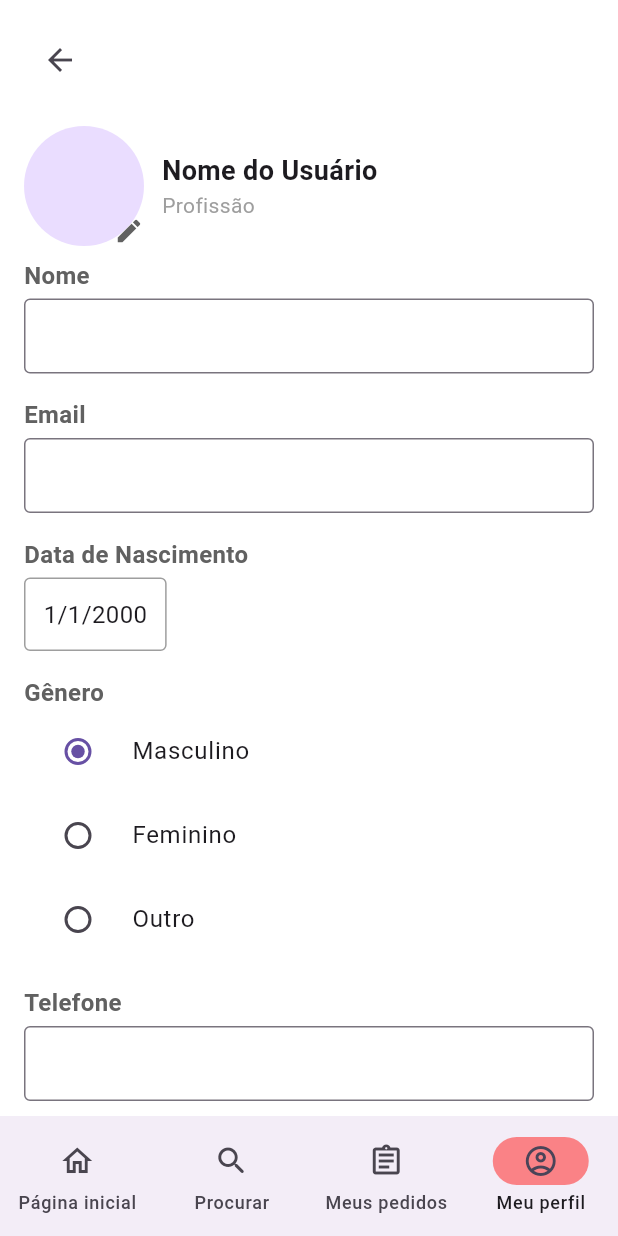
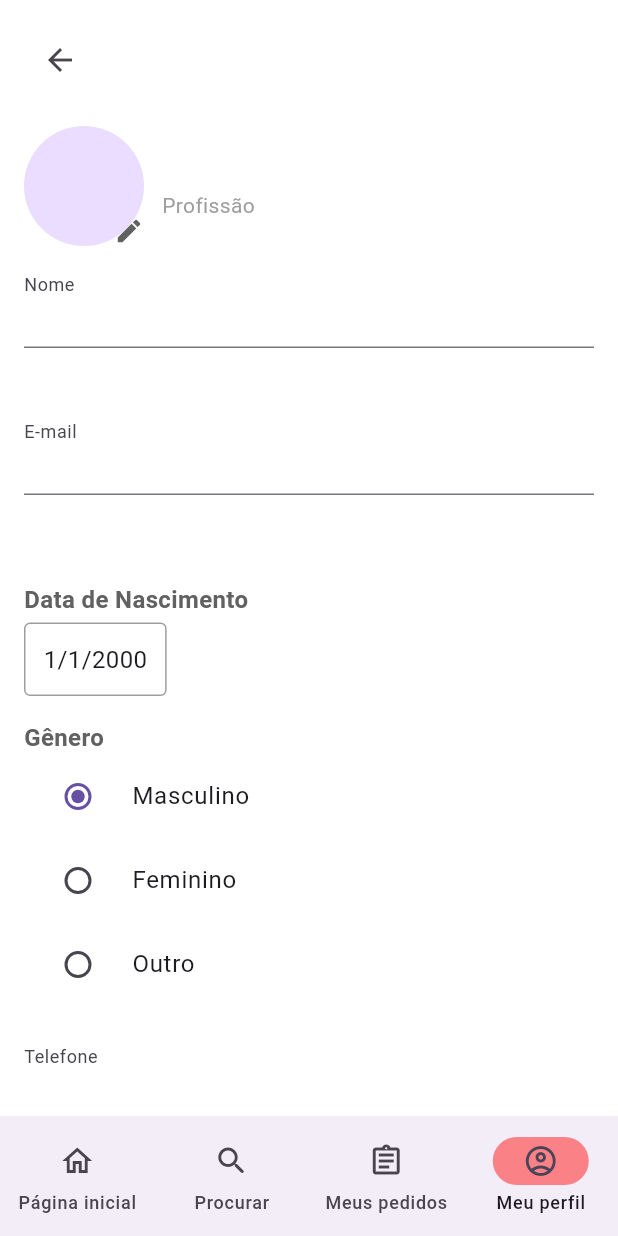
Before and after one commit to arthursetragni/sprint2completo, a Flutter app: the MeuPerfil screen opened by its route, on a phone screen of 412 x 824 dp. Run offline on Flutter 3.47's test engine with Material 3 defaults, Android fonts, the phone set to English and light mode, and no system bars; our stand-ins replace awesome_dialog, dotted_border, flutter_svg, image_picker, shared_preferences; accounts and stored records are empty; network calls fail.

Commit message:
Alterações com ova tela para trabalho e botoes no meu perfil + novo text input

```diff
--- a/lib/MeuPerfil.dart
+++ b/lib/MeuPerfil.dart
@@ -1,14 +1,16 @@
 import 'package:flutter/material.dart';
 import 'package:login/Login.dart';
-import 'widgets/barra_nav.dart';
-import 'widgets/editable_field.dart';
-import 'widgets/editable_datafield.dart';
-import 'widgets/ActionButton.dart';
-import 'widgets/genero_botao.dart';
-import 'package:http/http.dart' as http;
-import 'dart:convert';
-import 'package:shared_preferences/shared_preferences.dart';
-import 'models/User.dart';
+import 'widgets/barra_nav.dart'; //barra de navegação
+//import 'widgets/editable_field.dart'; //campo de texto
+import 'widgets/editable_datafield.dart'; //campo de data
+//import 'widgets/ActionButton.dart'; // old buttons
+import 'widgets/genero_botao.dart'; //campo de gênero
+import 'package:http/http.dart' as http; // Para requisições HTTP
+import 'dart:convert'; // Para decodificar JSON
+import 'package:shared_preferences/shared_preferences.dart'; // Para salvar dados localmente
+import 'models/User.dart'; // Modelo de usuário
+import 'package:awesome_dialog/awesome_dialog.dart'; // Para caixas de diálogo pop up
+import 'widgets/text_editable.dart';
 
 class MeuPerfil extends StatefulWidget {
   @override
@@ -56,6 +58,7 @@ class _MeuPerfilState extends State<MeuPerfil> {
             DateTime.tryParse(prefs.getString('dataNascimento') ?? '');
         genero = prefs.getString('genero') ?? '';
         idUsuario = prefs.getString('id');
+        print("idUsuario Aqui em cima: $idUsuario");
       });
     }
   }
@@ -81,7 +84,8 @@ class _MeuPerfilState extends State<MeuPerfil> {
           color: const Color(0xFFFFFFFF),
           padding: const EdgeInsets.all(16.0),
           child: Column(
-            crossAxisAlignment: CrossAxisAlignment.start,
+            crossAxisAlignment:
+                CrossAxisAlignment.start, //possível motivo de erro
             children: [
               // Back button
               Row(
@@ -115,15 +119,15 @@ class _MeuPerfilState extends State<MeuPerfil> {
                   ),
                   const SizedBox(width: 12),
                   // Name and profession
-                  const Column(
+                  Column(
                     crossAxisAlignment: CrossAxisAlignment.start,
                     children: [
                       Text(
-                        'Nome do Usuário',
-                        style: TextStyle(
+                        nomeController.text, // Nome do usuário
+                        style: const TextStyle(
                             fontSize: 18, fontWeight: FontWeight.bold),
                       ),
-                      Text(
+                      const Text(
                         'Profissão',
                         style: TextStyle(fontSize: 14, color: Colors.grey),
                       ),
@@ -131,25 +135,24 @@ class _MeuPerfilState extends State<MeuPerfil> {
                   ),
                 ],
               ),
-
-              // Campos editáveis
-              EditableField(
-                title: 'Nome',
-                controller: nomeController,
-                onChanged: (value) {
-                  nomeController.text = value;
-                  print("Nome alterado para $value");
-                },
+              //editable fields
+              const SizedBox(height: 20),
+              NewEditable(
+                //Nome editable
+                LabelText: "Nome",
+                placeholder: nomeController.text,
+                isPass: false,
               ),
-              EditableField(
-                title: 'Email',
-                controller: emailController,
-                onChanged: (value) {
-                  emailController.text = value;
-                  print("Email alterado para $value");
-                },
+              const SizedBox(height: 20),
+              NewEditable(
+                //email editable
+                LabelText: "E-mail",
+                placeholder: emailController.text,
+                isPass: false,
               ),
+              const SizedBox(height: 20),
               EditableDateField(
+                //data de nascimento editable
                 title: 'Data de Nascimento',
                 initialDate: dataNascimento ?? DateTime(2000, 1, 1),
                 onSave: (value) {
@@ -158,6 +161,7 @@ class _MeuPerfilState extends State<MeuPerfil> {
                 },
               ),
               EditableGenderField(
+                //gênero editable
                 title: 'Gênero',
                 initialGender: genero,
                 onGenderChanged: (value) {
@@ -165,29 +169,55 @@ class _MeuPerfilState extends State<MeuPerfil> {
                   print("Gênero alterado para $value");
                 },
               ),
-              EditableField(
-                title: 'Telefone',
-                controller: telefoneController,
-                onChanged: (value) {
-                  telefoneController.text = value;
-                  print("Telefone alterado para $value");
-                },
+              const SizedBox(height: 20),
+              NewEditable(
+                LabelText: "Telefone",
+                placeholder: telefoneController.text,
+                isPass: false,
               ),
-              EditableField(
-                title: 'Localização',
-                controller: localizacaoController,
-                onChanged: (value) {
-                  localizacaoController.text = value;
-                  print("Localização alterada para $value");
-                },
+              const SizedBox(height: 20),
+              NewEditable(
+                LabelText: "Localização",
+                placeholder: localizacaoController.text,
+                isPass: false,
               ),
 
-              // Botões de ação
-              Row(
-                mainAxisAlignment: MainAxisAlignment.center,
-                children: [
-                  AccountActions(
-                    onConfirm: () {
+              //old editable
+              //EditableField(
+              //  title: 'Localização',
+              //  controller: localizacaoController,
+              //  onChanged: (value) {
+              //    localizacaoController.text = value;
+              //    print("Localização alterada para $value");
+              //  },
+              //),
+
+              //new buttons - animated
+
+              //!!!!!!!! Atention, test in android can be a problem !!!!!!!!
+
+              SizedBox(height: 20),
+
+              AnimatedButton(
+                  text: "Update Account",
+                  color: Colors.green,
+                  pressEvent: () {
+                    AwesomeDialog(
+                      context: context,
+                      dialogType: DialogType.success,
+                      animType: AnimType.topSlide,
+                      showCloseIcon: true,
+                      title: "Update Account",
+                      desc: "U sure whants update your account?",
+                      //Acts
+                      btnCancelOnPress: () {
+                        print("not green");
+                      },
+                      btnOkOnPress: () {
+                        ScaffoldMessenger.of(context).showSnackBar(
+                          SnackBar(content: Text("Account Updated")),
+                        );
+                        print("confirm green");
                         if (idUsuario != null) {
                           updateUser(idUsuario!).then((_) {
                             Navigator.of(context).pushReplacement(
@@ -201,18 +231,48 @@ class _MeuPerfilState extends State<MeuPerfil> {
                           print("Erro: idUsuario é nulo");
                         }
                       },
-                    onDelete: () {
+                    ).show();
+                  }),
+
+              SizedBox(height: 100),
+
+              AnimatedButton(
+                  text: "Exclude Account",
+                  color: Colors.red,
+                  pressEvent: () {
+                    AwesomeDialog(
+                      context: context,
+                      dialogType: DialogType.warning,
+                      animType: AnimType.topSlide,
+                      showCloseIcon: true,
+                      title: "Exclude Account",
+                      desc: "U sure whants exclute your account?",
+                      //Acts
+                      btnCancelOnPress: () {
+                        print("idUsuario: $idUsuario");
+                        print("not red");
+                      },
+                      btnOkOnPress: () {
+                        print("confirm red");
                         if (idUsuario != null) {
+                          print("Usuário a ser deletado: $idUsuario");
+                          ScaffoldMessenger.of(context).showSnackBar(
+                            SnackBar(content: Text("Account Deleted")),
+                          );
                           deleteUser(idUsuario!).then((_) {
                             Navigator.of(context).pushReplacement(
                               MaterialPageRoute(builder: (context) => Login()),
                             );
                           });
+                          ScaffoldMessenger.of(context).showSnackBar(
+                            SnackBar(content: Text("Account Deleted")),
+                          );
+                        } else {
+                          print("Erro: idUsuario é nulo");
                         }
                       },
-                  ),
-                ],
-              ),
+                    ).show();
+                  }),
             ],
           ),
         ),
--- /dev/null
+++ b/lib/widgets/text_editable.dart
@@ -0,0 +1,43 @@
+import 'package:flutter/material.dart';
+
+class NewEditable extends StatelessWidget {
+  final String LabelText;
+  final String placeholder;
+  final bool isPass;
+
+  const NewEditable({
+    super.key,
+    required this.LabelText,
+    required this.placeholder,
+    required this.isPass,
+  });
+  //final TextEditingController controller;
+  //final ValueChanged<String>? onChanged;
+  @override
+  Widget build(BuildContext context) {
+    return Padding(
+        padding: const EdgeInsets.only(bottom: 30),
+        child: TextField(
+          obscureText: isPass ? true : false,
+          decoration: InputDecoration(
+              suffixIcon: isPass
+                  ? IconButton(
+                      icon: Icon(
+                        Icons.remove_red_eye,
+                        color: Colors.grey,
+                      ),
+                      onPressed: () {},
+                    )
+                  : null,
+              contentPadding: const EdgeInsets.only(bottom: 5),
+              labelText: LabelText,
+              floatingLabelBehavior: FloatingLabelBehavior.always,
+              hintText: placeholder,
+              hintStyle: TextStyle(
+                fontSize: 16,
+                fontWeight: FontWeight.bold,
+                color: Colors.grey,
+              )),
+        ));
+  }
+}
--- a/pubspec.yaml
+++ b/pubspec.yaml
@@ -35,9 +35,12 @@ dependencies:
   # The following adds the Cupertino Icons font to your application.
   # Use with the CupertinoIcons class for iOS style icons.
   cupertino_icons: ^1.0.6
+  dotted_border: ^2.0.0
+  image_picker: ^0.8.4+8
   flutter_svg: ^2.0.10+1
   http: ^1.2.2
   shared_preferences: ^2.3.2
+  awesome_dialog: ^3.2.1
 
 dev_dependencies:
   flutter_test:
```
Also changed, not shown: lib/home.dart (+17 -2 lines), lib/post_job.dart (added, +227 -0 lines), pubspec.lock, 6 other files. Lines whose indentation alone changed are shown as unchanged.
